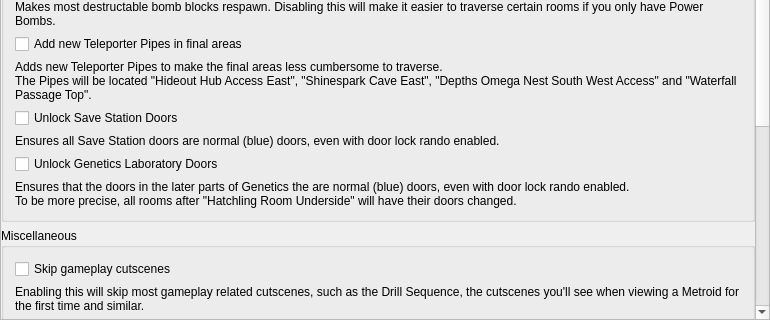
The window that randovania/gui/ui_files/preset_am2r_patches.ui (randovania/randovania) describes before a commit, drawn with Qt 5; both pictures show x 0 to 770 and y 340 to 660 of the 770 by 660 pixel window.
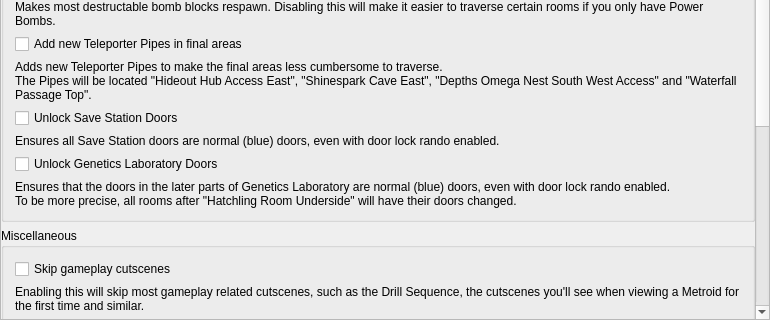
The same window after the commit.

Commit message: hopefully fix bark, fix ui thing

Diff of the .ui file:
```diff
--- a/randovania/gui/ui_files/preset_am2r_patches.ui
+++ b/randovania/gui/ui_files/preset_am2r_patches.ui
@@ -228,7 +228,7 @@
            <item>
             <widget class="QLabel" name="force_blue_labs_check_2">
              <property name="text">
-              <string>Ensures that the doors in the later parts of Genetics the are normal (blue) doors, even with door lock rando enabled.
+              <string>Ensures that the doors in the later parts of Genetics Laboratory are normal (blue) doors, even with door lock rando enabled.
 To be more precise, all rooms after &quot;Hatchling Room Underside&quot; will have their doors changed.</string>
              </property>
              <property name="wordWrap">
```
The commit also changes 1 other file.
